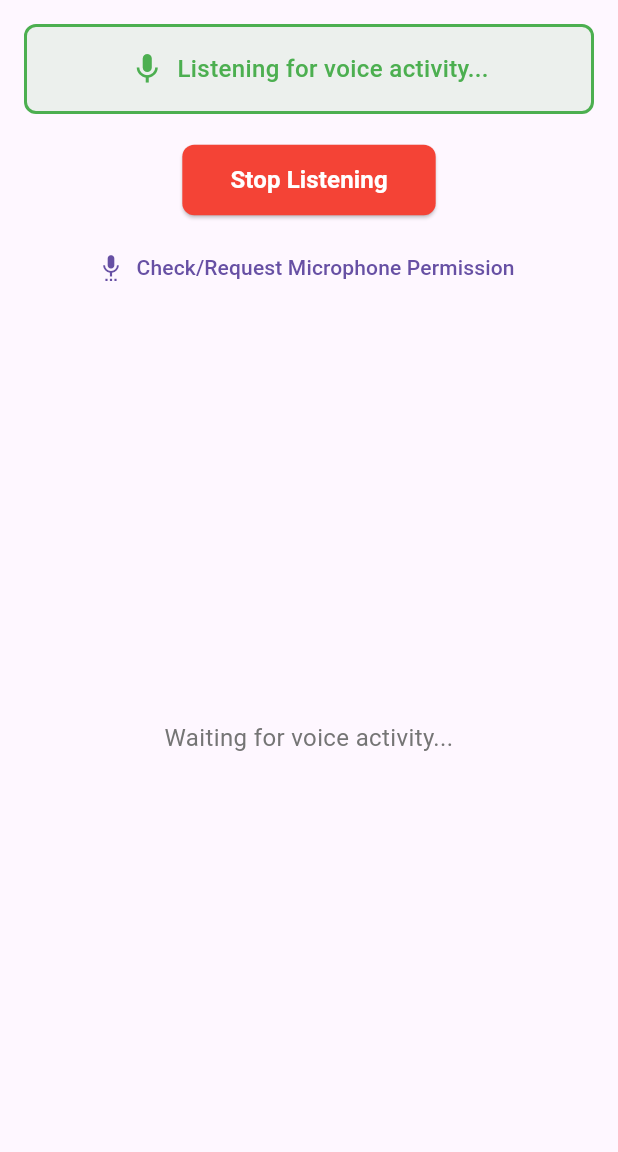
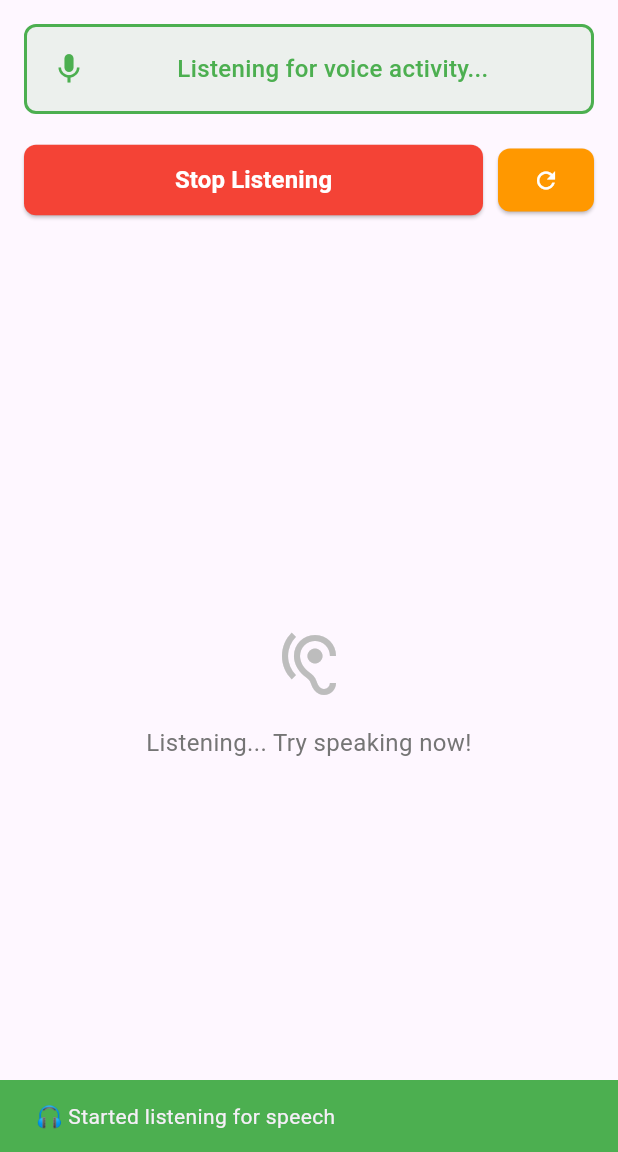
Before and after one commit to bazinga-thedog/winamp, a Flutter app: the screen it shows after launch, after a tap on "Start Listening", on a phone screen of 412 x 824 dp, the part 84-1236 px from its top. Run offline on Flutter 3.47's test engine with Material 3 defaults, Android fonts, the phone set to English and light mode, and no system bars; our stand-ins replace permission_handler; missing offline and left inert: vad.

```diff
--- a/lib/main.dart
+++ b/lib/main.dart
@@ -27,28 +27,36 @@ class VoiceDetectionScreen extends StatefulWidget {
 }
 
 class _VoiceDetectionScreenState extends State<VoiceDetectionScreen> {
-  late VadHandlerBase _vadHandler;
+  VadHandlerBase? _vadHandler;
   bool _isListening = false;
   bool _isInitialized = false;
+  bool _permissionGranted = false;
   List<VoiceEvent> _voiceEvents = [];
+  String _statusMessage = 'Initializing...';
 
   @override
   void initState() {
     super.initState();
-    _initializeVAD();
+    _requestPermissionAndInitialize();
   }
 
-  Future<void> _initializeVAD() async {
+  Future<void> _requestPermissionAndInitialize() async {
+    setState(() {
+      _statusMessage = 'Requesting microphone permission...';
+    });
+
     try {
-      // Check current permission status first
+      // Check and request microphone permission
       var status = await Permission.microphone.status;
 
       if (status == PermissionStatus.denied) {
-        // Request permission if denied
         status = await Permission.microphone.request();
       }
 
       if (status == PermissionStatus.permanentlyDenied) {
+        setState(() {
+          _statusMessage = 'Permission permanently denied. Please enable in settings.';
+        });
         ScaffoldMessenger.of(context).showSnackBar(
           SnackBar(
             content: Text('Microphone permission permanently denied. Please enable it in app settings.'),
@@ -62,17 +70,37 @@ class _VoiceDetectionScreenState extends State<VoiceDetectionScreen> {
       }
 
       if (status != PermissionStatus.granted) {
-        ScaffoldMessenger.of(context).showSnackBar(
-          SnackBar(content: Text('Microphone permission is required')),
-        );
+        setState(() {
+          _statusMessage = 'Microphone permission required';
+        });
         return;
       }
 
-      // Initialize VAD handler
+      setState(() {
+        _permissionGranted = true;
+        _statusMessage = 'Initializing VAD...';
+      });
+
+      await _initializeVAD();
+
+    } catch (e) {
+      setState(() {
+        _statusMessage = 'Failed to initialize: $e';
+      });
+      ScaffoldMessenger.of(context).showSnackBar(
+        SnackBar(content: Text('Failed to initialize: $e')),
+      );
+    }
+  }
+
+  Future<void> _initializeVAD() async {
+    try {
+      // Create VAD handler
       _vadHandler = VadHandler.create(isDebug: true);
 
-      // Set up voice activity listeners
-      _vadHandler.onSpeechStart.listen((_) {
+      // Set up all event listeners before starting
+      _vadHandler!.onSpeechStart.listen((_) {
+        if (mounted) {
           setState(() {
             _voiceEvents.add(VoiceEvent(
               type: VoiceEventType.started,
@@ -82,13 +110,15 @@ class _VoiceDetectionScreenState extends State<VoiceDetectionScreen> {
           ScaffoldMessenger.of(context).showSnackBar(
             SnackBar(
               content: Text('🎤 Speech started'),
-            duration: Duration(milliseconds: 1000),
+              duration: Duration(milliseconds: 800),
               backgroundColor: Colors.green,
             ),
           );
+        }
       });
 
-      _vadHandler.onSpeechEnd.listen((List<double> samples) {
+      _vadHandler!.onSpeechEnd.listen((List<double> samples) {
+        if (mounted) {
           setState(() {
             _voiceEvents.add(VoiceEvent(
               type: VoiceEventType.stopped,
@@ -97,72 +127,121 @@ class _VoiceDetectionScreenState extends State<VoiceDetectionScreen> {
           });
           ScaffoldMessenger.of(context).showSnackBar(
             SnackBar(
-            content: Text('🔇 Speech ended'),
-            duration: Duration(milliseconds: 1000),
+              content: Text('🔇 Speech ended (${samples.length} samples)'),
+              duration: Duration(milliseconds: 800),
               backgroundColor: Colors.red,
             ),
           );
+        }
       });
 
-      _vadHandler.onRealSpeechStart.listen((_) {
+      _vadHandler!.onRealSpeechStart.listen((_) {
+        if (mounted) {
           ScaffoldMessenger.of(context).showSnackBar(
             SnackBar(
               content: Text('✅ Real speech confirmed'),
-            duration: Duration(milliseconds: 1500),
+              duration: Duration(milliseconds: 1000),
               backgroundColor: Colors.blue,
             ),
           );
+        }
       });
 
-      _vadHandler.onVADMisfire.listen((_) {
+      _vadHandler!.onVADMisfire.listen((_) {
+        if (mounted) {
           ScaffoldMessenger.of(context).showSnackBar(
             SnackBar(
               content: Text('⚠️ VAD misfire detected'),
-            duration: Duration(milliseconds: 1500),
+              duration: Duration(milliseconds: 1000),
               backgroundColor: Colors.orange,
             ),
           );
+        }
       });
 
-      _vadHandler.onError.listen((String message) {
+      _vadHandler!.onFrameProcessed.listen((frameData) {
+        // This gives real-time feedback about speech probability
+        // You can uncomment this to see frame-by-frame processing
+        // print('Speech probability: ${frameData.isSpeech}, Not speech: ${frameData.notSpeech}');
+      });
+
+      _vadHandler!.onError.listen((String message) {
+        if (mounted) {
           ScaffoldMessenger.of(context).showSnackBar(
             SnackBar(
               content: Text('❌ VAD Error: $message'),
               backgroundColor: Colors.red[700],
+              duration: Duration(seconds: 3),
             ),
           );
+        }
       });
 
       setState(() {
         _isInitialized = true;
+        _statusMessage = 'Ready to start listening';
       });
+
+      ScaffoldMessenger.of(context).showSnackBar(
+        SnackBar(
+          content: Text('🎉 VAD initialized successfully!'),
+          backgroundColor: Colors.green[600],
+          duration: Duration(seconds: 2),
+        ),
+      );
+
     } catch (e) {
-      ScaffoldMessenger.of(context).showSnackBar(
-        SnackBar(content: Text('Failed to initialize VAD: $e')),
-      );
+      setState(() {
+        _statusMessage = 'VAD initialization failed: $e';
+      });
+      print('VAD initialization error: $e');
     }
   }
 
   Future<void> _startListening() async {
-    if (!_isInitialized) return;
+    if (!_isInitialized || _vadHandler == null) {
+      ScaffoldMessenger.of(context).showSnackBar(
+        SnackBar(content: Text('VAD not initialized yet')),
+      );
+      return;
+    }
 
     try {
-      _vadHandler.startListening(
-        positiveSpeechThreshold: 0.5,
-        negativeSpeechThreshold: 0.35,
-        preSpeechPadFrames: 1,
-        redemptionFrames: 8,
-        frameSamples: 1536, // For legacy model (default)
-        minSpeechFrames: 3,
-        submitUserSpeechOnPause: false,
-        model: 'legacy', // Use 'v5' for Silero VAD v5 model
+      // Clear previous events when starting fresh
+      setState(() {
+        _voiceEvents.clear();
+        _statusMessage = 'Starting to listen...';
+      });
+
+      // Start VAD with optimized parameters for better detection
+      _vadHandler!.startListening(
+        positiveSpeechThreshold: 0.5,    // Lower = more sensitive to speech
+        negativeSpeechThreshold: 0.35,   // Higher = less likely to stop during pauses
+        preSpeechPadFrames: 1,           // Frames before speech detection
+        redemptionFrames: 8,             // Frames to wait before ending speech
+        frameSamples: 1536,              // Samples per frame (96ms at 16kHz)
+        minSpeechFrames: 3,              // Minimum frames to confirm speech
+        submitUserSpeechOnPause: false,  // Don't submit on pause
+        model: 'legacy',                 // Use legacy model (more stable)
       );
 
       setState(() {
         _isListening = true;
-        _voiceEvents.clear(); // Clear previous events when starting
+        _statusMessage = 'Listening for voice activity...';
       });
+
+      ScaffoldMessenger.of(context).showSnackBar(
+        SnackBar(
+          content: Text('🎧 Started listening for speech'),
+          backgroundColor: Colors.green,
+          duration: Duration(seconds: 1),
+        ),
+      );
+
     } catch (e) {
+      setState(() {
+        _statusMessage = 'Failed to start listening: $e';
+      });
       ScaffoldMessenger.of(context).showSnackBar(
         SnackBar(content: Text('Failed to start listening: $e')),
       );
@@ -170,11 +249,23 @@ class _VoiceDetectionScreenState extends State<VoiceDetectionScreen> {
   }
 
   Future<void> _stopListening() async {
+    if (_vadHandler == null) return;
+
     try {
-      _vadHandler.stopListening();
+      _vadHandler!.stopListening();
       setState(() {
         _isListening = false;
+        _statusMessage = 'Stopped listening';
       });
+
+      ScaffoldMessenger.of(context).showSnackBar(
+        SnackBar(
+          content: Text('⏹️ Stopped listening'),
+          backgroundColor: Colors.red,
+          duration: Duration(seconds: 1),
+        ),
+      );
+
     } catch (e) {
       ScaffoldMessenger.of(context).showSnackBar(
         SnackBar(content: Text('Failed to stop listening: $e')),
@@ -191,8 +282,12 @@ class _VoiceDetectionScreenState extends State<VoiceDetectionScreen> {
 
   @override
   void dispose() {
-    if (_isInitialized) {
-      _vadHandler.dispose();
+    if (_vadHandler != null) {
+      try {
+        _vadHandler!.dispose();
+      } catch (e) {
+        print('Error disposing VAD handler: $e');
+      }
     }
     super.dispose();
   }
@@ -213,10 +308,18 @@ class _VoiceDetectionScreenState extends State<VoiceDetectionScreen> {
             Container(
               padding: EdgeInsets.all(16),
               decoration: BoxDecoration(
-                color: _isListening ? Colors.green.withOpacity(0.1) : Colors.grey.withOpacity(0.1),
+                color: _isListening
+                    ? Colors.green.withOpacity(0.1)
+                    : _isInitialized
+                        ? Colors.blue.withOpacity(0.1)
+                        : Colors.grey.withOpacity(0.1),
                 borderRadius: BorderRadius.circular(8),
                 border: Border.all(
-                  color: _isListening ? Colors.green : Colors.grey,
+                  color: _isListening
+                      ? Colors.green
+                      : _isInitialized
+                          ? Colors.blue
+                          : Colors.grey,
                   width: 2,
                 ),
               ),
@@ -224,17 +327,32 @@ class _VoiceDetectionScreenState extends State<VoiceDetectionScreen> {
                 mainAxisAlignment: MainAxisAlignment.center,
                 children: [
                   Icon(
-                    _isListening ? Icons.mic : Icons.mic_off,
-                    color: _isListening ? Colors.green : Colors.grey,
+                    _isListening
+                        ? Icons.mic
+                        : _isInitialized
+                            ? Icons.mic_off
+                            : Icons.settings_voice,
+                    color: _isListening
+                        ? Colors.green
+                        : _isInitialized
+                            ? Colors.blue
+                            : Colors.grey,
                     size: 24,
                   ),
                   SizedBox(width: 8),
-                  Text(
-                    _isListening ? 'Listening for voice activity...' : 'Not listening',
+                  Expanded(
+                    child: Text(
+                      _statusMessage,
                       style: TextStyle(
                         fontSize: 16,
                         fontWeight: FontWeight.w500,
-                      color: _isListening ? Colors.green : Colors.grey,
+                        color: _isListening
+                            ? Colors.green
+                            : _isInitialized
+                                ? Colors.blue
+                                : Colors.grey,
+                      ),
+                      textAlign: TextAlign.center,
                     ),
                   ),
                 ],
@@ -243,15 +361,18 @@ class _VoiceDetectionScreenState extends State<VoiceDetectionScreen> {
 
             SizedBox(height: 20),
 
-            // Start/Stop button
-            ElevatedButton(
-              onPressed: _isInitialized
+            // Control buttons
+            Row(
+              children: [
+                Expanded(
+                  child: ElevatedButton(
+                    onPressed: _isInitialized && _permissionGranted
                         ? (_isListening ? _stopListening : _startListening)
                         : null,
                     style: ElevatedButton.styleFrom(
                       backgroundColor: _isListening ? Colors.red : Colors.blue,
                       foregroundColor: Colors.white,
-                padding: EdgeInsets.symmetric(horizontal: 32, vertical: 12),
+                      padding: EdgeInsets.symmetric(vertical: 12),
                       shape: RoundedRectangleBorder(
                         borderRadius: BorderRadius.circular(8),
                       ),
@@ -261,59 +382,21 @@ class _VoiceDetectionScreenState extends State<VoiceDetectionScreen> {
                       style: TextStyle(fontSize: 16, fontWeight: FontWeight.w600),
                     ),
                   ),
-
-            SizedBox(height: 10),
-
-            // Permission button
-            TextButton.icon(
-              onPressed: () async {
-                var status = await Permission.microphone.status;
-
-                if (status == PermissionStatus.denied) {
-                  status = await Permission.microphone.request();
-                }
-
-                String message;
-                SnackBarAction? action;
-
-                switch (status) {
-                  case PermissionStatus.granted:
-                    message = 'Microphone permission granted!';
-                    // Try to initialize VAD if not already done
-                    if (!_isInitialized) {
-                      _initializeVAD();
-                    }
-                    break;
-                  case PermissionStatus.denied:
-                    message = 'Microphone permission denied';
-                    break;
-                  case PermissionStatus.permanentlyDenied:
-                    message = 'Permission permanently denied. Open app settings to enable.';
-                    action = SnackBarAction(
-                      label: 'Settings',
-                      onPressed: () => openAppSettings(),
-                    );
-                    break;
-                  case PermissionStatus.restricted:
-                    message = 'Microphone access is restricted';
-                    break;
-                  case PermissionStatus.limited:
-                    message = 'Microphone access is limited';
-                    break;
-                  case PermissionStatus.provisional:
-                    message = 'Microphone permission is provisional';
-                    break;
-                }
-
-                ScaffoldMessenger.of(context).showSnackBar(
-                  SnackBar(
-                    content: Text(message),
-                    action: action,
                 ),
-                );
-              },
-              icon: const Icon(Icons.settings_voice),
-              label: const Text("Check/Request Microphone Permission"),
+                SizedBox(width: 10),
+                ElevatedButton(
+                  onPressed: () => _requestPermissionAndInitialize(),
+                  style: ElevatedButton.styleFrom(
+                    backgroundColor: Colors.orange,
+                    foregroundColor: Colors.white,
+                    padding: EdgeInsets.symmetric(horizontal: 16, vertical: 12),
+                    shape: RoundedRectangleBorder(
+                      borderRadius: BorderRadius.circular(8),
+                    ),
+                  ),
+                  child: Icon(Icons.refresh),
+                ),
+              ],
             ),
 
             SizedBox(height: 20),
@@ -321,7 +404,7 @@ class _VoiceDetectionScreenState extends State<VoiceDetectionScreen> {
             // Events list header
             if (_voiceEvents.isNotEmpty)
               Text(
-                'Voice Activity Log',
+                'Voice Activity Log (${_voiceEvents.length} events)',
                 style: TextStyle(
                   fontSize: 18,
                   fontWeight: FontWeight.bold,
@@ -335,15 +418,28 @@ class _VoiceDetectionScreenState extends State<VoiceDetectionScreen> {
             Expanded(
               child: _voiceEvents.isEmpty
                   ? Center(
-                      child: Text(
+                      child: Column(
+                        mainAxisAlignment: MainAxisAlignment.center,
+                        children: [
+                          Icon(
+                            _isListening ? Icons.hearing : Icons.mic_off,
+                            size: 48,
+                            color: Colors.grey[400],
+                          ),
+                          SizedBox(height: 16),
+                          Text(
                             _isListening
-                            ? 'Waiting for voice activity...'
-                            : 'Press "Start Listening" to begin voice detection',
+                                ? 'Listening... Try speaking now!'
+                                : _isInitialized
+                                    ? 'Press "Start Listening" to begin voice detection'
+                                    : 'Initializing voice detection...',
                             style: TextStyle(
                               fontSize: 16,
                               color: Colors.grey[600],
                             ),
                             textAlign: TextAlign.center,
+                          ),
+                        ],
                       ),
                     )
                   : ListView.builder(
@@ -352,14 +448,18 @@ class _VoiceDetectionScreenState extends State<VoiceDetectionScreen> {
                         final event = _voiceEvents[index];
                         return Card(
                           margin: EdgeInsets.symmetric(vertical: 4),
+                          elevation: 2,
                           child: ListTile(
-                            leading: Icon(
+                            leading: CircleAvatar(
+                              backgroundColor: event.type == VoiceEventType.started
+                                  ? Colors.green
+                                  : Colors.red,
+                              child: Icon(
                                 event.type == VoiceEventType.started
                                     ? Icons.play_arrow
                                     : Icons.stop,
-                              color: event.type == VoiceEventType.started
-                                  ? Colors.green
-                                  : Colors.red,
+                                color: Colors.white,
+                              ),
                             ),
                             title: Text(
                               event.type == VoiceEventType.started
@@ -376,6 +476,7 @@ class _VoiceDetectionScreenState extends State<VoiceDetectionScreen> {
                               style: TextStyle(
                                 color: Colors.grey[500],
                                 fontSize: 12,
+                                fontWeight: FontWeight.bold,
                               ),
                             ),
                           ),
```
Lines whose indentation alone changed are shown as unchanged.
